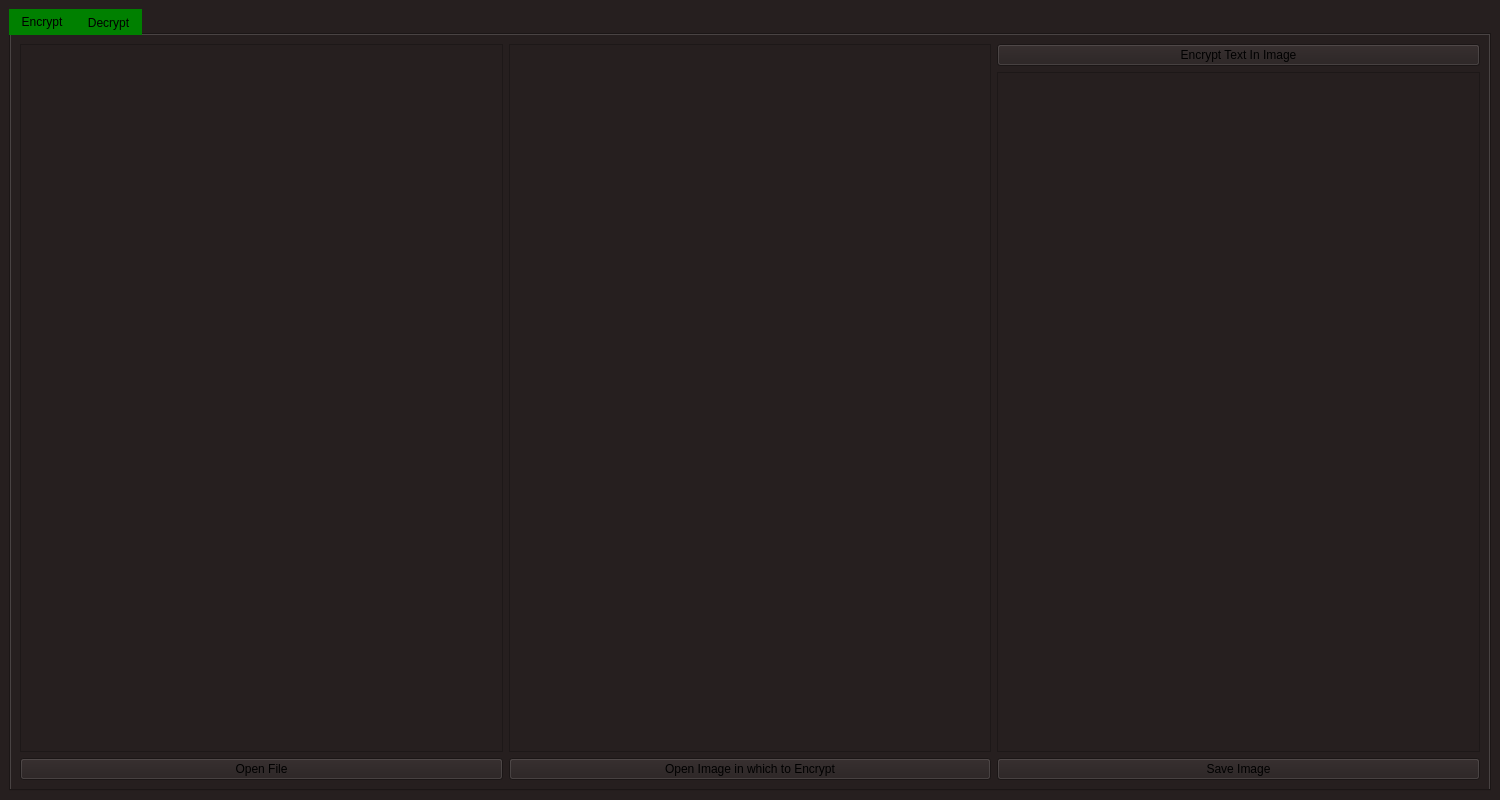
Above: img-stg.ui from shobhit907/image-steganography before the change. Below: the same form after it.
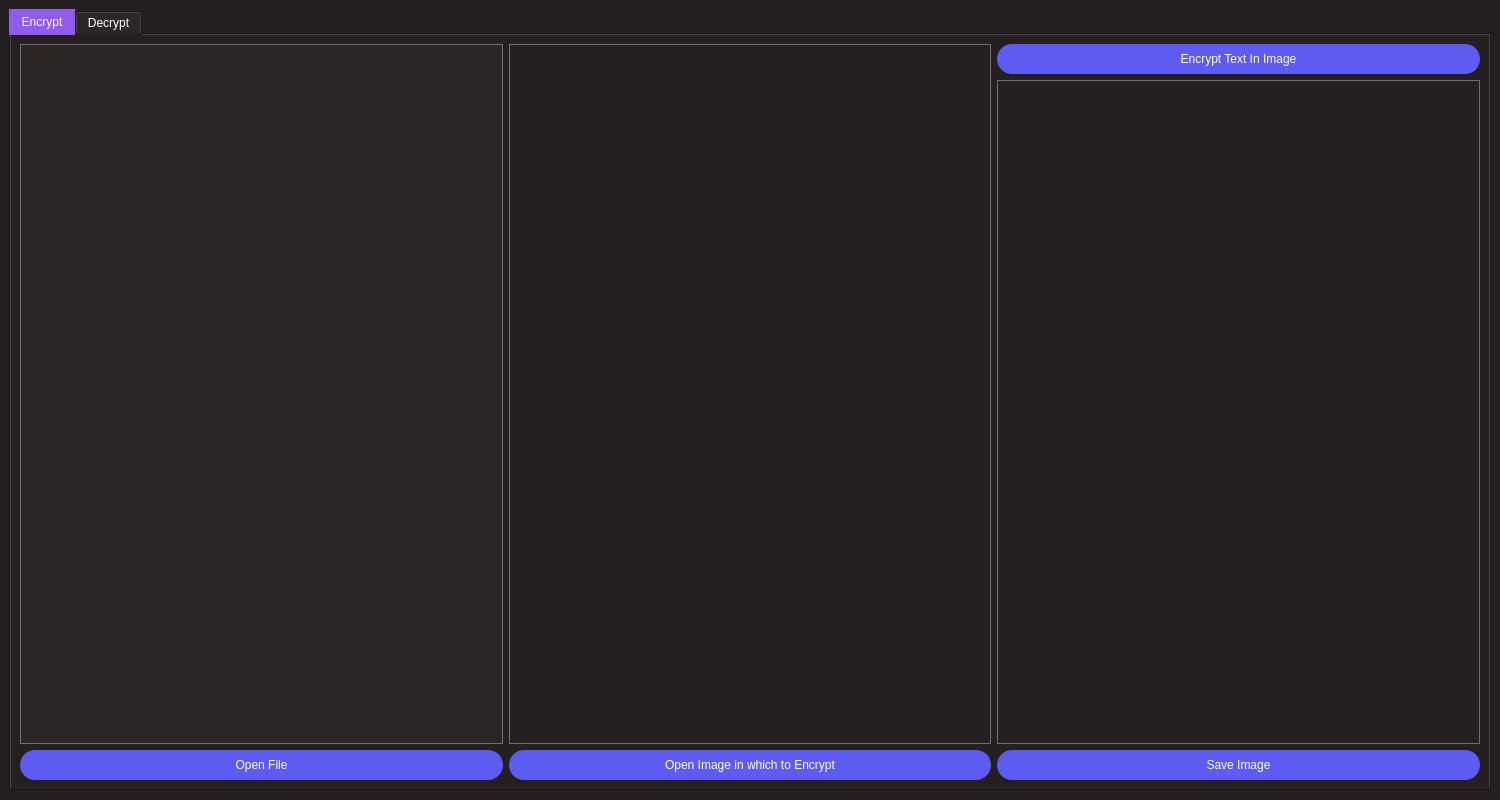
That is the form after the change. The open tabs and pages were chosen to show the change.

```diff
--- a/img-stg.ui
+++ b/img-stg.ui
@@ -22,6 +22,8 @@
   <property name="styleSheet">
    <string notr="true">background-color: rgb(38, 31, 31);
 font: 75 italic 11pt &quot;Noto Serif CJK JP&quot;;
+color:white;
+
 </string>
   </property>
   <widget class="QWidget" name="centralwidget">
@@ -29,10 +31,8 @@
     <item>
      <widget class="QTabWidget" name="EncDecTab">
       <property name="styleSheet">
-       <string notr="true">color:white;
-QTabWidget::tab-bar{background-color: green;}
-QTabBar::tab{
-background-color: green;
+       <string notr="true">QTabBar::tab:selected{
+	background-color:rgb(144, 90, 237);
 }
 
 
@@ -79,6 +79,11 @@
               <height>10000000</height>
              </size>
             </property>
+            <property name="styleSheet">
+             <string notr="true">border:1px solid;
+border-color: rgb(111, 112, 107);
+background-color:rgb(43, 36, 36);</string>
+            </property>
             <property name="plainText">
              <string/>
             </property>
@@ -86,14 +91,26 @@
           </item>
           <item>
            <widget class="QPushButton" name="encOpenFile">
+            <property name="minimumSize">
+             <size>
+              <width>0</width>
+              <height>30</height>
+             </size>
+            </property>
             <property name="cursor">
              <cursorShape>PointingHandCursor</cursorShape>
             </property>
             <property name="styleSheet">
-             <string notr="true">QPushButton::hover {
-    background-color: rgb(138, 226, 52);
-color:black;
-};</string>
+             <string notr="true">QPushButton{
+background-color: rgb(92, 92, 242);
+border-radius:15px;
+}
+QPushButton:hover {
+    background-color: rgb(134, 202, 244);
+	color:black;
+	border-radius:15px;
+}
+</string>
             </property>
             <property name="text">
              <string>Open File</string>
@@ -106,6 +123,10 @@
          <layout class="QVBoxLayout" name="encBackImage">
           <item>
            <widget class="QFrame" name="encBackImageFrame">
+            <property name="styleSheet">
+             <string notr="true">border:1px solid;
+border-color: rgb(111, 112, 107);</string>
+            </property>
             <property name="frameShape">
              <enum>QFrame::StyledPanel</enum>
             </property>
@@ -134,14 +155,26 @@
           </item>
           <item>
            <widget class="QPushButton" name="encOpenImageButton">
+            <property name="minimumSize">
+             <size>
+              <width>0</width>
+              <height>30</height>
+             </size>
+            </property>
             <property name="cursor">
              <cursorShape>PointingHandCursor</cursorShape>
             </property>
             <property name="styleSheet">
-             <string notr="true">QPushButton::hover {
-    background-color: rgb(138, 226, 52);
-color:black;
-};</string>
+             <string notr="true">QPushButton{
+background-color: rgb(92, 92, 242);
+border-radius:15px;
+}
+QPushButton:hover {
+    background-color: rgb(134, 202, 244);
+	color:black;
+	border-radius:15px;
+}
+</string>
             </property>
             <property name="text">
              <string>Open Image in which to Encrypt</string>
@@ -154,14 +187,26 @@
          <layout class="QVBoxLayout" name="encOutputLayout">
           <item>
            <widget class="QPushButton" name="encButton">
+            <property name="minimumSize">
+             <size>
+              <width>0</width>
+              <height>30</height>
+             </size>
+            </property>
             <property name="cursor">
              <cursorShape>PointingHandCursor</cursorShape>
             </property>
             <property name="styleSheet">
-             <string notr="true">QPushButton::hover {
-    background-color: rgb(138, 226, 52);
-color:black;
-};</string>
+             <string notr="true">QPushButton{
+background-color: rgb(92, 92, 242);
+border-radius:15px;
+}
+QPushButton:hover {
+    background-color: rgb(134, 202, 244);
+	color:black;
+	border-radius:15px;
+}
+</string>
             </property>
             <property name="text">
              <string>Encrypt Text In Image</string>
@@ -170,6 +215,10 @@
           </item>
           <item>
            <widget class="QFrame" name="encOutputFrame">
+            <property name="styleSheet">
+             <string notr="true">border:1px solid;
+border-color: rgb(111, 112, 107);</string>
+            </property>
             <property name="frameShape">
              <enum>QFrame::StyledPanel</enum>
             </property>
@@ -198,14 +247,26 @@
           </item>
           <item>
            <widget class="QPushButton" name="encSaveButton">
+            <property name="minimumSize">
+             <size>
+              <width>0</width>
+              <height>30</height>
+             </size>
+            </property>
             <property name="cursor">
              <cursorShape>PointingHandCursor</cursorShape>
             </property>
             <property name="styleSheet">
-             <string notr="true">QPushButton::hover {
-    background-color: rgb(138, 226, 52);
-color:black;
-};</string>
+             <string notr="true">QPushButton{
+background-color: rgb(92, 92, 242);
+border-radius:15px;
+}
+QPushButton:hover {
+    background-color: rgb(134, 202, 244);
+	color:black;
+	border-radius:15px;
+}
+</string>
             </property>
             <property name="text">
              <string>Save Image</string>
```
Left out of the diff: 74 changed lines with no effect on the pictures.
